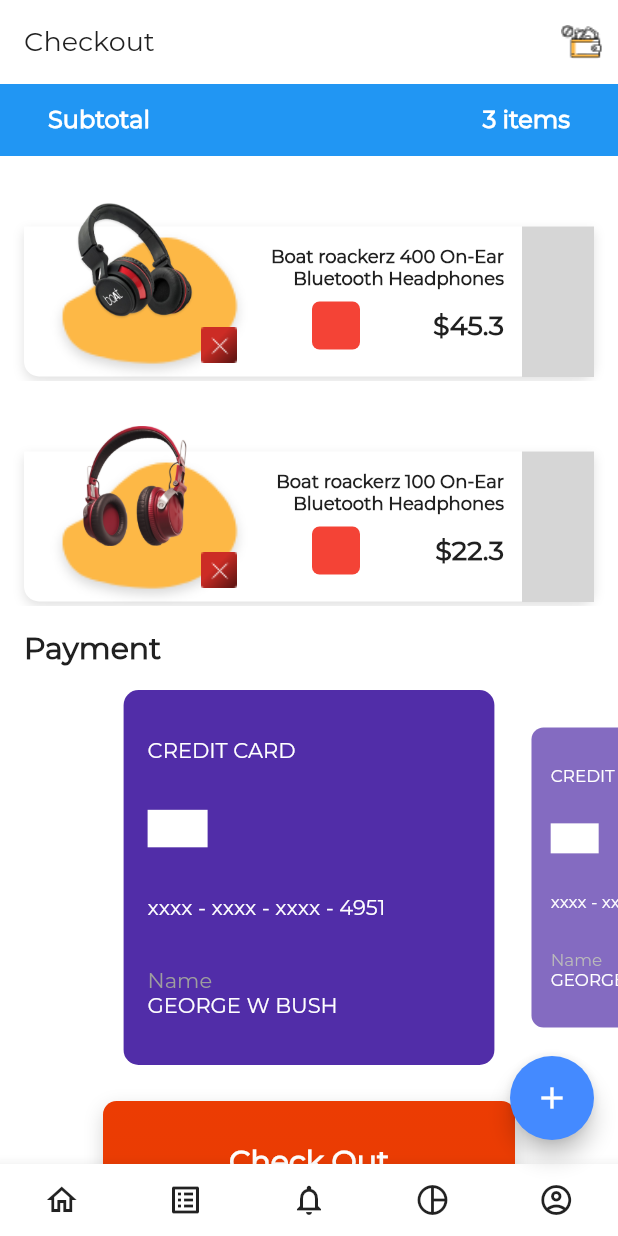
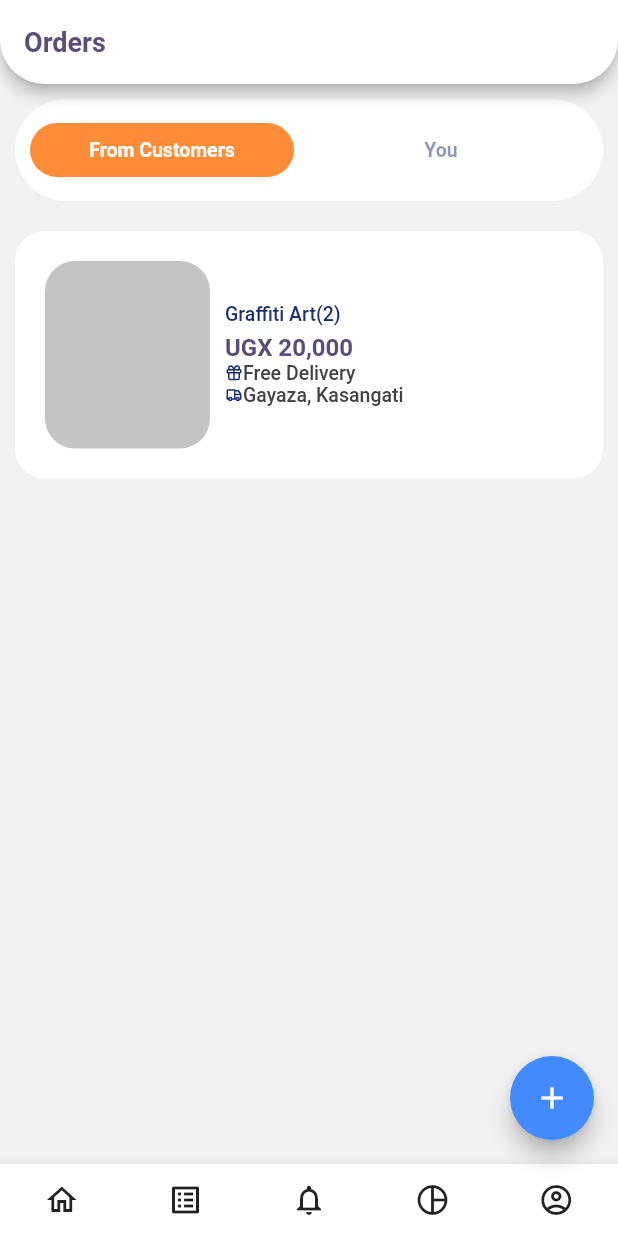
Before and after one commit to DeDevsSolutions/ShoplineMobileApp, a Flutter app: the MainPage screen opened directly, item 4 of the bottom bar chosen, on a phone screen of 412 x 824 dp. Run offline on Flutter 3.47's test engine with Material 2 defaults, Android fonts, the phone set to English and light mode, and no system bars; our stand-ins replace country_code_picker, flutter_rating_bar, flutter_svg, flutter_swiper, flutter_tabler_icons, numberpicker and 1 more; missing offline and left inert: flutter_page_indicator, rubber; Roboto replaces fonts that are missing (Poppins); grey boxes are pictures that could not be loaded.

Commit message:
Comments and order page plus addition of tablericons as a dependency in pubsec.yaml

```diff
--- a/lib/screens/main/main_page.dart
+++ b/lib/screens/main/main_page.dart
@@ -1,7 +1,6 @@
 import 'package:shopline/app_properties.dart';
 import 'package:shopline/custom_background.dart';
 import 'package:shopline/models/product.dart';
-import 'file:///C:/Users/MATT/AndroidStudioProjects/New%20Shopline/ShoplineMobileApp/lib/screens/profile/User_Profile.dart';
 import 'package:shopline/screens/category/category_list_page.dart';
 import 'package:shopline/screens/comments/comments_page.dart';
 import 'package:shopline/screens/discover/discover_empty.dart';
@@ -9,6 +8,8 @@
 import 'package:shopline/screens/notifications_empty.dart';
 import 'package:shopline/screens/notifications_full.dart';
 import 'package:shopline/screens/notifications_page.dart';
+import 'package:shopline/screens/order/order.dart';
+import 'package:shopline/screens/profile/User_Profile.dart';
 import 'package:shopline/screens/profile_page.dart';
 import 'package:shopline/screens/discover/search_page.dart';
 import 'package:shopline/screens/shop/check_out_page.dart';
@@ -243,8 +244,8 @@
               ),
             ),
             CategoryListPage(),
-            NotificationsPage(),
-            CheckOutPage(),
+            NotificationsFull(),
+            OrderPage(),
             // ProfilePage()
             UserProfile(),
           ],
--- /dev/null
+++ b/lib/screens/order/order.dart
@@ -0,0 +1,221 @@
+import 'package:flutter/cupertino.dart';
+import 'package:flutter/material.dart';
+import 'package:flutter_tabler_icons/flutter_tabler_icons.dart';
+
+void main() => runApp(OrderPage());
+
+void handleClick(String value) {
+  switch (value) {
+    case 'Share':
+      break;
+    case 'Turn on notifications':
+      break;
+    case 'Mute':
+      break;
+    case 'Report':
+      break;
+  }
+}
+
+class OrderPage extends StatelessWidget {
+  final _globalKey = GlobalKey<ScaffoldState>();
+
+  @override
+  Widget build(BuildContext context) {
+    Map<int, Color> color = {
+      50: Color.fromRGBO(84, 88, 246, .1),
+      100: Color.fromRGBO(84, 88, 246, .2),
+      200: Color.fromRGBO(84, 88, 246, .3),
+      300: Color.fromRGBO(84, 88, 246, .4),
+      400: Color.fromRGBO(84, 88, 246, .5),
+      500: Color.fromRGBO(84, 88, 246, .6),
+      600: Color.fromRGBO(84, 88, 246, .7),
+      700: Color.fromRGBO(84, 88, 246, .8),
+      800: Color.fromRGBO(84, 88, 246, .9),
+      900: Color.fromRGBO(84, 88, 246, 1),
+    };
+    MaterialColor colorCustom = MaterialColor(0xff5458F6, color);
+    return Scaffold(
+      key: _globalKey,
+      backgroundColor: Color(0xffF1F1F1),
+      appBar: AppBar(
+        backgroundColor: Colors.white,
+        iconTheme: IconThemeData(
+          color: Color(0xff5d4c77), //change your color here
+        ),
+        title: Text(
+          "Orders",
+          style: TextStyle(
+            color: Color(0xff5d4c77),
+            fontSize: 18,
+            fontFamily: "Poppins",
+            fontWeight: FontWeight.w600,
+          ),
+        ),
+        shape: RoundedRectangleBorder(
+          borderRadius: BorderRadius.vertical(
+            bottom: Radius.circular(30),
+          ),
+        ),
+      ),
+      body: ListView(padding: EdgeInsets.all(10), children: <Widget>[
+        Column(
+          children: [
+            Container(
+              //height: 50,
+              padding: EdgeInsets.all(10),
+              margin: const EdgeInsets.only(bottom: 20),
+              decoration: BoxDecoration(
+                borderRadius: BorderRadius.circular(50),
+                color: Colors.white,
+              ),
+              child: Row(
+                children: [
+                  Expanded(
+                    child: Container(
+                      padding: EdgeInsets.only(right: 10),
+                      child: FlatButton(
+                        padding: EdgeInsets.all(10),
+                        shape: RoundedRectangleBorder(
+                            borderRadius: BorderRadius.circular(20)),
+                        color: Color(0xffff8c39),
+                        textColor: Colors.white,
+                        onPressed: () {},
+                        child: Text(
+                          "From Customers",
+                          style: TextStyle(
+                            color: Colors.white,
+                            fontSize: 13,
+                            fontFamily: "Poppins",
+                            fontWeight: FontWeight.w600,
+                          ),
+                        ),
+                      ),
+                    ),
+                    flex: 1,
+                  ),
+                  Expanded(
+                    child: Container(
+                      padding: EdgeInsets.only(right: 10),
+                      child: FlatButton(
+                          padding: EdgeInsets.all(0),
+                          shape: RoundedRectangleBorder(
+                              //side: BorderSide(color: colorCustom.shade700),
+                              borderRadius: BorderRadius.circular(20)),
+                          textColor: colorCustom.shade700,
+                          onPressed: () {},
+                          child: Opacity(
+                            opacity: 0.50,
+                            child: Text(
+                              "You",
+                              style: TextStyle(
+                                color: Color(0xff1d2f6f),
+                                fontSize: 13,
+                                fontFamily: "Poppins",
+                                fontWeight: FontWeight.w600,
+                              ),
+                            ),
+                          )),
+                    ),
+                    flex: 1,
+                  ),
+                ],
+              ),
+            ),
+            Container(
+                padding: EdgeInsets.all(20),
+                margin: const EdgeInsets.only(bottom: 20),
+                decoration: BoxDecoration(
+                  borderRadius: BorderRadius.circular(20),
+                  color: Colors.white,
+                ),
+                child: Column(children: [
+                  Row(
+                      mainAxisAlignment: MainAxisAlignment.spaceBetween,
+                      crossAxisAlignment: CrossAxisAlignment.start,
+                      children: [
+                        Row(
+                          children: [
+                            Container(
+                              width: 110,
+                              height: 125,
+                              decoration: BoxDecoration(
+                                borderRadius: BorderRadius.circular(20),
+                                color: Color(0xffc4c4c4),
+                              ),
+                            ),
+                            SizedBox(
+                              width: 10,
+                            ),
+                            Column(
+                              crossAxisAlignment: CrossAxisAlignment.start,
+                              children: [
+                                Text(
+                                  "Graffiti Art(2)",
+                                  style: TextStyle(
+                                    color: Color(0xff1d2f6f),
+                                    fontSize: 13,
+                                    fontFamily: "Poppins",
+                                    fontWeight: FontWeight.w500,
+                                  ),
+                                ),
+                                SizedBox(height: 5),
+                                Text(
+                                  "UGX 20,000",
+                                  style: TextStyle(
+                                    color: Color(0xff5d4c77),
+                                    fontSize: 16,
+                                    fontFamily: "Poppins",
+                                    fontWeight: FontWeight.w700,
+                                  ),
+                                ),
+                                Row(children: [
+                                  Icon(
+                                    TablerIcons.gift,
+                                    color: Color(0xff1d2f6f),
+                                    size: 12,
+                                    semanticLabel:
+                                        'Text to announce in accessibility modes',
+                                  ),
+                                  Text(
+                                    "Free Delivery",
+                                    textAlign: TextAlign.center,
+                                    style: TextStyle(
+                                      color: Color(0xff424242),
+                                      fontSize: 13,
+                                      fontFamily: "Poppins",
+                                      fontWeight: FontWeight.w500,
+                                    ),
+                                  )
+                                ]),
+                                Row(children: [
+                                  Icon(
+                                    TablerIcons.truck,
+                                    color: Color(0xff1d2f6f),
+                                    size: 12,
+                                    semanticLabel:
+                                        'Text to announce in accessibility modes',
+                                  ),
+                                  Text(
+                                    "Gayaza, Kasangati",
+                                    textAlign: TextAlign.center,
+                                    style: TextStyle(
+                                      color: Color(0xff424242),
+                                      fontSize: 13,
+                                      fontFamily: "Poppins",
+                                      fontWeight: FontWeight.w500,
+                                    ),
+                                  ),
+                                ])
+                              ],
+                            ),
+                          ],
+                        ),
+                      ]),
+                ])),
+          ],
+        )
+      ]),
+    );
+  }
+}
--- a/pubspec.yaml
+++ b/pubspec.yaml
@@ -39,6 +39,7 @@
   numberpicker: ^1.0.0
   flare_splash_screen: ^2.1.2
   flutter_svg: ^0.18.0
+  flutter_tabler_icons: ^1.0.0-rc.1
 
 dev_dependencies:
   flutter_test:
```
Also changed, not shown: lib/screens/comments/comments_page.dart (+131 -45 lines), pubspec.lock.
